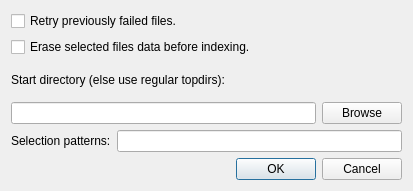
Above: src/qtgui/specialindex.ui from alberti42/recoll-macos before the change. Below: the same form after it.
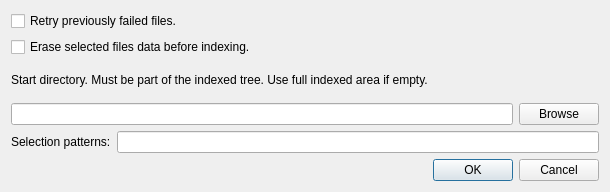
That is the form after the change.

The edit to the form file:
```diff
--- a/src/qtgui/specialindex.ui
+++ b/src/qtgui/specialindex.ui
@@ -9,8 +9,8 @@
    <rect>
     <x>0</x>
     <y>0</y>
-    <width>413</width>
-    <height>191</height>
+    <width>610</width>
+    <height>192</height>
    </rect>
   </property>
   <property name="windowTitle">
@@ -70,7 +70,7 @@
        <item row="0" column="0">
         <widget class="QLabel" name="textLabel1">
          <property name="text">
-          <string>Start directory (else use regular topdirs):</string>
+          <string>Start directory. Must be part of the indexed tree. Use full indexed area if empty.</string>
          </property>
          <property name="wordWrap">
           <bool>false</bool>
```
